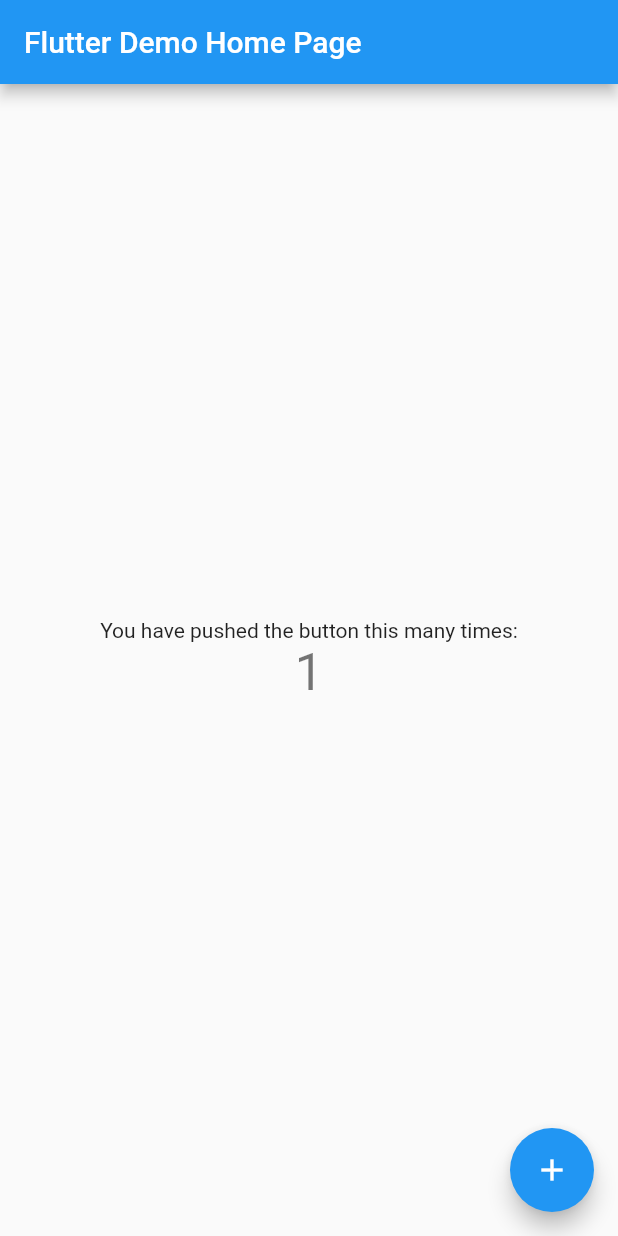
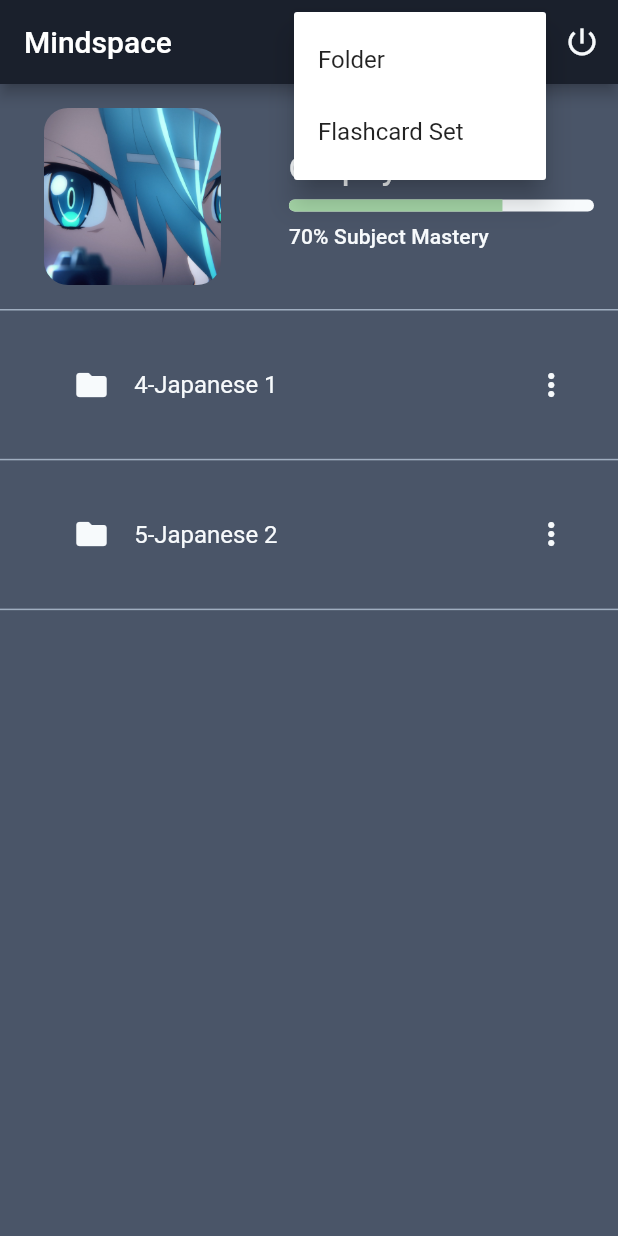
Before and after one commit to drophy/FlutterFlashcards, a Flutter app: the screen it shows after launch, after a tap on the "add" icon, on a phone screen of 412 x 824 dp. Run offline on Flutter 3.47's test engine with Material 2 defaults, Android fonts, the phone set to English and light mode, and no system bars.

Commit message:
implement folder navigation

```diff
--- /dev/null
+++ b/lib/definitions/colors.dart
@@ -0,0 +1,6 @@
+ import 'package:flutter/material.dart';
+
+const tailwindGray100 = Color(0xFFF7FAFC); // our white
+const tailwindGray500 = Color(0xFFA0AEC0); // used for separators
+const tailwindGray700 = Color(0xFF4A5568); // used for most backgrounds
+const tailwindGray900 = Color(0xFF1A202C); // our black
--- /dev/null
+++ b/lib/definitions/dummydata.dart
@@ -0,0 +1,18 @@
+import 'package:mindspace/models/folder_object.dart';
+
+int nextFolderId = 0;
+
+Map<int, FolderObject> idFolderMap = {
+  nextFolderId: FolderObject(id: nextFolderId++, name: 'drophy', parentName: 'Mindspace'), // root folder
+  nextFolderId: FolderObject(id: nextFolderId++, name: '4-Japanese 1', parentName: 'drophy'),
+  nextFolderId: FolderObject(id: nextFolderId++, name: '5-Japanese 2', parentName: 'drophy'),
+  nextFolderId: FolderObject(id: nextFolderId++, name: '[CV] Lesson 1', parentName: '5-Japanese 2'),
+  nextFolderId: FolderObject(id: nextFolderId++, name: '[CV] Lesson 2', parentName: '5-Japanese 2'),
+};
+
+void initDummyData() {
+  idFolderMap[0].addFolder(1);
+  idFolderMap[0].addFolder(2);
+  idFolderMap[2].addFolder(3);
+  idFolderMap[2].addFolder(4);
+}
--- /dev/null
+++ b/lib/explorer/explorer.dart
@@ -0,0 +1,209 @@
+import 'package:flutter/material.dart';
+import 'package:flutter/rendering.dart';
+import 'package:mindspace/definitions/colors.dart';
+import 'package:mindspace/definitions/dummydata.dart';
+import 'package:mindspace/explorer/folder.dart';
+import 'package:mindspace/models/folder_object.dart';
+
+class Explorer extends StatefulWidget {
+  final int currentFolderId;
+  Explorer({Key key, @required this.currentFolderId}) : super(key: key);
+
+  @override
+  _ExplorerState createState() => _ExplorerState(currentFolderId);
+}
+
+class _ExplorerState extends State<Explorer> {
+  FolderObject _currentFolder;
+  List<int> _folderIds;
+  _ExplorerState(int currentFolderId) {
+    this._currentFolder = idFolderMap[currentFolderId];
+    this._folderIds = this._currentFolder.folders;
+  }
+
+  // TODO: delete folderNames
+  List folderNames = <String>[
+    'Vocabulary',
+    '[Anime] Shield Hero',
+    '[Anime] Sword Art Online 4: WotU',
+  ];
+
+  @override
+  Widget build(BuildContext context) {
+    final double vh = MediaQuery.of(context).size.height / 100;
+    final double vw = MediaQuery.of(context).size.width / 100;
+    final _createNameController = TextEditingController();
+
+    return Scaffold(
+      backgroundColor: tailwindGray700,
+      appBar: AppBar(
+        backgroundColor: tailwindGray900,
+        title: Text('${this._currentFolder.parentName}'),
+        actions: [
+          IconButton(
+            color: tailwindGray100,
+            disabledColor: tailwindGray700,
+            icon: Icon(Icons.content_paste),
+            onPressed: null,
+          ),
+          // New Folder/Set
+          PopupMenuButton(
+            child: Icon(Icons.add),
+            itemBuilder: (BuildContext context) => [
+              PopupMenuItem(child: Text('Folder'), value: 'folder'),
+              PopupMenuItem(child: Text('Flashcard Set'), value: 'cardset'),
+            ],
+            onSelected: (result) {
+              print(result);
+              showDialog(
+                context: context,
+                builder: (context) => AlertDialog(
+                  title: Text('Folder name:'),
+                  content: TextField(
+                      controller: _createNameController,
+                      decoration: InputDecoration(
+                        // labelText: 'New Folder',
+                        filled: true,
+                      )),
+                  actions: [
+                    FlatButton(
+                      child: Text('CANCEL'),
+                      onPressed: () => Navigator.of(context).pop(),
+                    ),
+                    RaisedButton(
+                      child: Text('CREATE'),
+                      onPressed: () {
+                        setState(() {
+                          // TODO: Handle Flashcard Set Creation too
+
+                          // Add new FolderObject to map
+                          int newFolderId = nextFolderId++;
+                          idFolderMap[newFolderId] = new FolderObject(
+                            id: newFolderId,
+                            name: _createNameController.text,
+                            parentName: this._currentFolder.name,
+                          );
+
+                          // Add it to the current folder's folders array
+                          this._currentFolder.addFolder(newFolderId);
+                        });
+                        Navigator.of(context).pop(); // close pop up
+                      },
+                    )
+                  ],
+                ),
+              );
+            },
+          ),
+          IconButton(
+            color: tailwindGray100,
+            icon: Icon(Icons.power_settings_new),
+            onPressed: () {
+              showDialog(
+                  context: context,
+                  builder: (_) {
+                    return AlertDialog(
+                        backgroundColor: tailwindGray100,
+                        title: Text('Sign out?'),
+                        actions: <Widget>[
+                          FlatButton(
+                            child: Text('No'),
+                            onPressed: () {
+                              Navigator.of(context).pop();
+                            },
+                          ),
+                          FlatButton(
+                            child: Text('Yes'),
+                            onPressed: () {},
+                          ),
+                        ]);
+                  });
+            },
+          )
+        ],
+      ),
+      body: Column(children: [
+        // FOLDER DETAILS
+        Row(
+          children: [
+            Expanded(
+              flex: 3,
+              child: Center(
+                child: Container(
+                  // color: Colors.red, // dbug
+                  height: 150,
+                  width: 150,
+                  padding: EdgeInsets.all(16),
+                  child: ClipRRect(
+                    borderRadius: BorderRadius.circular(16),
+                    child: Image.asset(
+                      'assets/images/sinon.png',
+                      fit: BoxFit.cover,
+                    ),
+                  ),
+                ),
+              ),
+            ),
+            Expanded(
+              flex: 4,
+              child: Padding(
+                padding: const EdgeInsets.all(16.0),
+                child: Column(
+                  crossAxisAlignment: CrossAxisAlignment.start,
+                  children: [
+                    Text(
+                      '${this._currentFolder.name}',
+                      maxLines: 1,
+                      overflow: TextOverflow.ellipsis,
+                      style: Theme.of(context)
+                          .textTheme
+                          .headline5
+                          .copyWith(color: tailwindGray100),
+                    ),
+                    SizedBox(height: 1 * vh),
+                    ClipRRect(
+                      borderRadius: BorderRadius.circular(8),
+                      child: LinearProgressIndicator(
+                        value: 0.7,
+                        minHeight: 1 * vh,
+                        backgroundColor: tailwindGray100,
+                        valueColor:
+                            AlwaysStoppedAnimation<Color>(Colors.green[200]),
+                      ),
+                    ),
+                    SizedBox(height: 1 * vh),
+                    Text(
+                      '70% Subject Mastery',
+                      style: Theme.of(context)
+                          .textTheme
+                          .subtitle2
+                          .copyWith(color: tailwindGray100),
+                    ),
+                  ],
+                ),
+              ),
+            ),
+          ],
+        ),
+        // FOLDERS AND CARD SETS
+        Expanded(
+          child: ListView.separated(
+            itemCount: this._folderIds.length +
+                2, // we'll add empty elements at beginning and end to add extra separators
+            // idea from https://codewithandrea.com/tips/2020-01-12-list-view-separated-top-bottom/
+            itemBuilder: (context, index) {
+              if (index == 0 || index == this._folderIds.length + 1) {
+                return SizedBox(); // zero height: not visible
+              }
+
+              return Folder(
+                  currentFolderId: this._folderIds[index -
+                      1]); // index-1 since i=0 is being used for a SizedBox
+            },
+            separatorBuilder: (context, index) => const Divider(),
+          ),
+        ),
+      ]),
+    );
+  }
+}
--- /dev/null
+++ b/lib/explorer/folder.dart
@@ -0,0 +1,117 @@
+import 'package:flutter/material.dart';
+
+import 'package:mindspace/explorer/explorer.dart';
+
+import 'package:mindspace/models/folder_object.dart';
+import 'package:mindspace/definitions/colors.dart';
+import 'package:mindspace/definitions/dummydata.dart';
+
+class Folder extends StatelessWidget {
+  final int currentFolderId;
+  Folder({Key key, @required this.currentFolderId}) : super(key: key);
+
+  @override
+  Widget build(BuildContext context) {
+    FolderObject _currentFolder = idFolderMap[this.currentFolderId];
+    final double vh = MediaQuery.of(context).size.height / 100;
+    final double vw = MediaQuery.of(context).size.width / 100;
+
+    return FlatButton(
+      onPressed: () {
+        Navigator.of(context).push(MaterialPageRoute(
+            builder: (context) =>
+                Explorer(currentFolderId: this.currentFolderId)));
+      },
+      child: Container(
+        height: 12 * vh,
+        // color: Colors.amber[300],
+        child: Row(
+          children: [
+            // FOLDER NAME
+            Expanded(
+              flex: 85,
+              child: Padding(
+                padding: EdgeInsets.symmetric(horizontal: 4 * vh),
+                child: Row(
+                  children: [
+                    Icon(
+                      Icons.folder,
+                      color: tailwindGray100,
+                    ),
+                    SizedBox(width: 4 * vw),
+                    Expanded(
+                      child: Text(
+                        _currentFolder.name,
+                        style: Theme.of(context)
+                            .textTheme
+                            .subtitle1
+                            .copyWith(color: tailwindGray100),
+                        softWrap: true,
+                        maxLines: 3,
+                        overflow: TextOverflow.fade,
+                      ),
+                    ),
+                  ],
+                ),
+              ),
+            ),
+            // MORE OPTIONS
+            Expanded(
+              flex: 15,
+              child: Center(
+                // TODO: Add actions (rename, add image, copy, delete, share, move up, move down #oof)
+                child: PopupMenuButton(
+                  child: Icon(
+                    Icons.more_vert,
+                    color: tailwindGray100,
+                  ),
+                  itemBuilder: (context) => [
+                    PopupMenuItem(child: Text('Rename'), value: 'rename'),
+                    PopupMenuItem(child: Text('Add image'), value: 'image'),
+                  ],
+                  onSelected: (result) {
+                    if (result == 'rename') {
+                      _currentFolder.name = 'Hello';
+                    }
+                  },
+                ),
+              ),
+            )
+          ],
+        ),
+      ),
+    );
+  }
+
+  // void _renameFolderHandler(BuildContext context, FolderObject folder) {
+  //   final _newNameController = TextEditingController();
+
+  //   showDialog(
+  //     context: context,
+  //     builder: (context) => AlertDialog(
+  //       title: Text('Folder name:'),
+  //       content: TextField(
+  //           controller: _newNameController,
+  //           decoration: InputDecoration(
+  //             // labelText: 'New Folder',
+  //             filled: true,
+  //           )),
+  //       actions: [
+  //         FlatButton(
+  //           child: Text('CANCEL'),
+  //           onPressed: () => Navigator.of(context).pop(),
+  //         ),
+  //         RaisedButton(
+  //           child: Text('SAVE'),
+  //           onPressed: () {
+  //             setState(() {
+  //               folder.name = _newNameController.text;
+  //             });
+  //             Navigator.of(context).pop(); // close pop up
+  //           },
+  //         )
+  //       ],
+  //     ),
+  //   );
+  // }
+}
--- a/lib/main.dart
+++ b/lib/main.dart
@@ -1,117 +1,23 @@
 import 'package:flutter/material.dart';
+import 'package:mindspace/explorer/explorer.dart';
+import 'package:mindspace/definitions/colors.dart';
+import 'package:mindspace/definitions/dummydata.dart';
 
 void main() {
-  runApp(MyApp());
+  initDummyData();
+
+  runApp(
+    MaterialApp(
+      title: 'Material App',
+      home: Explorer(currentFolderId: 0),
+      // theme: ThemeData.dark(),
+      theme: ThemeData.light().copyWith(
+        dividerTheme: DividerThemeData(
+          space: 1,
+          thickness: 1,
+          color: tailwindGray500
+        )
+      )
+    ),
+  );
 }
-
-class MyApp extends StatelessWidget {
-  // This widget is the root of your application.
-  @override
-  Widget build(BuildContext context) {
-    return MaterialApp(
-      title: 'Flutter Demo',
-      theme: ThemeData(
-        // This is the theme of your application.
-        //
-        // Try running your application with "flutter run". You'll see the
-        // application has a blue toolbar. Then, without quitting the app, try
-        // changing the primarySwatch below to Colors.green and then invoke
-        // "hot reload" (press "r" in the console where you ran "flutter run",
-        // or simply save your changes to "hot reload" in a Flutter IDE).
-        // Notice that the counter didn't reset back to zero; the application
-        // is not restarted.
-        primarySwatch: Colors.blue,
-        // This makes the visual density adapt to the platform that you run
-        // the app on. For desktop platforms, the controls will be smaller and
-        // closer together (more dense) than on mobile platforms.
-        visualDensity: VisualDensity.adaptivePlatformDensity,
-      ),
-      home: MyHomePage(title: 'Flutter Demo Home Page'),
-    );
-  }
-}
-
-class MyHomePage extends StatefulWidget {
-  MyHomePage({Key key, this.title}) : super(key: key);
-
-  // This widget is the home page of your application. It is stateful, meaning
-  // that it has a State object (defined below) that contains fields that affect
-  // how it looks.
-
-  // This class is the configuration for the state. It holds the values (in this
-  // case the title) provided by the parent (in this case the App widget) and
-  // used by the build method of the State. Fields in a Widget subclass are
-  // always marked "final".
-
-  final String title;
-
-  @override
-  _MyHomePageState createState() => _MyHomePageState();
-}
-
-class _MyHomePageState extends State<MyHomePage> {
-  int _counter = 0;
-
-  void _incrementCounter() {
-    setState(() {
-      // This call to setState tells the Flutter framework that something has
-      // changed in this State, which causes it to rerun the build method below
-      // so that the display can reflect the updated values. If we changed
-      // _counter without calling setState(), then the build method would not be
-      // called again, and so nothing would appear to happen.
-      _counter++;
-    });
-  }
-
-  @override
-  Widget build(BuildContext context) {
-    // This method is rerun every time setState is called, for instance as done
-    // by the _incrementCounter method above.
-    //
-    // The Flutter framework has been optimized to make rerunning build methods
-    // fast, so that you can just rebuild anything that needs updating rather
-    // than having to individually change instances of widgets.
-    return Scaffold(
-      appBar: AppBar(
-        // Here we take the value from the MyHomePage object that was created by
-        // the App.build method, and use it to set our appbar title.
-        title: Text(widget.title),
-      ),
-      body: Center(
-        // Center is a layout widget. It takes a single child and positions it
-        // in the middle of the parent.
-        child: Column(
-          // Column is also a layout widget. It takes a list of children and
-          // arranges them vertically. By default, it sizes itself to fit its
-          // children horizontally, and tries to be as tall as its parent.
-          //
-          // Invoke "debug painting" (press "p" in the console, choose the
-          // "Toggle Debug Paint" action from the Flutter Inspector in Android
-          // Studio, or the "Toggle Debug Paint" command in Visual Studio Code)
-          // to see the wireframe for each widget.
-          //
-          // Column has various properties to control how it sizes itself and
-          // how it positions its children. Here we use mainAxisAlignment to
-          // center the children vertically; the main axis here is the vertical
-          // axis because Columns are vertical (the cross axis would be
-          // horizontal).
-          mainAxisAlignment: MainAxisAlignment.center,
-          children: <Widget>[
-            Text(
-              'You have pushed the button this many times:',
-            ),
-            Text(
-              '$_counter',
-              style: Theme.of(context).textTheme.headline4,
-            ),
-          ],
-        ),
-      ),
-      floatingActionButton: FloatingActionButton(
-        onPressed: _incrementCounter,
-        tooltip: 'Increment',
-        child: Icon(Icons.add),
-      ), // This trailing comma makes auto-formatting nicer for build methods.
-    );
-  }
-}
--- /dev/null
+++ b/lib/models/folder_object.dart
@@ -0,0 +1,35 @@
+import 'package:flutter/foundation.dart'; // it gave us '@required'
+// import 'package:flutter/material.dart'; // you'll need this to use 'Image' as a type, I think
+
+class FolderObject {
+  int _id; // wanted to make this one final, but couldn't figure out how while keeping it private
+  String _name;
+  String _parentName;
+  // Image image;
+  List<int> _folders = [];
+  List<int> _cardSets = [];
+
+  // CONSTRUCTOR
+  FolderObject({
+    @required int id,
+    @required String name,
+    @required String parentName
+  }) {
+    this._id = id;
+    this._name = name;
+    this._parentName = parentName;
+  }
+
+  // GETTERS AND SETTERS
+  String get name => this._name;
+  String get parentName => this._parentName;
+  List<int> get folders => this._folders;
+  List<int> get cardSets => this._cardSets;
+
+  set name(String name) => this._name = name;
+
+  // METHODS
+  void addFolder(int folderId) {
+    this._folders.add(folderId);
+  }
+}
--- /dev/null
+++ b/lib/models/product_hot_drinks.dart
@@ -0,0 +1,51 @@
+import 'dart:math';
+import 'package:flutter/foundation.dart';
+
+enum ProductSize { CH, M, G }
+
+class ProductHotDrinks {
+  final String productTitle; // nombre del producto
+  final String productDescription; // descripcion del producto
+  final String productImage; // url de imagen del producto
+  ProductSize productSize; // tamano del producto
+  double productPrice; // precio del producto autocalculado
+  final int productAmount; // cantidad de producto por comprar
+  final bool liked;
+
+  ProductHotDrinks({
+    @required this.productTitle,
+    @required this.productDescription,
+    @required this.productImage,
+    @required this.productSize,
+    @required this.productAmount,
+    this.liked = false,
+  }) {
+    // inicializa el precio de acuerdo a la size del producto
+    productPrice = productPriceCalculator();
+  }
+
+  // Mandar llamar este metodo cuando se cambie el tamanio del producto
+  // De esta manera el precio del nuevo tamanio del producto se autocalcula
+  // Por ejemplo cuando se cambie a M
+  //
+  // FlatButton(
+  //   child: Text("M"),
+  //   onPressed: () {
+  //     setState(() {
+  //       prod.productSize = ProductSize.M;
+  //       prod.productPrice = prods.productPriceCalculator();
+  //     });
+  //   },
+  // ),
+  //
+  //
+  double productPriceCalculator() {
+    if (this.productSize == ProductSize.CH)
+      return (20 + Random().nextInt(40)).toDouble();
+    if (this.productSize == ProductSize.M)
+      return (40 + Random().nextInt(60)).toDouble();
+    if (this.productSize == ProductSize.G)
+      return (60 + Random().nextInt(80)).toDouble();
+    return 999.0;
+  }
+}
--- a/pubspec.yaml
+++ b/pubspec.yaml
@@ -45,9 +45,9 @@ flutter:
   uses-material-design: true
 
   # To add assets to your application, add an assets section, like this:
-  # assets:
-  #   - images/a_dot_burr.jpeg
-  #   - images/a_dot_ham.jpeg
+  assets:
+    - assets/images/
+    # - images/a_dot_ham.jpeg
 
   # An image asset can refer to one or more resolution-specific "variants", see
   # https://flutter.dev/assets-and-images/#resolution-aware.
```
Also changed, not shown: assets/images/logo.jpg (added), assets/images/sinon.png (added), 1 other file.
